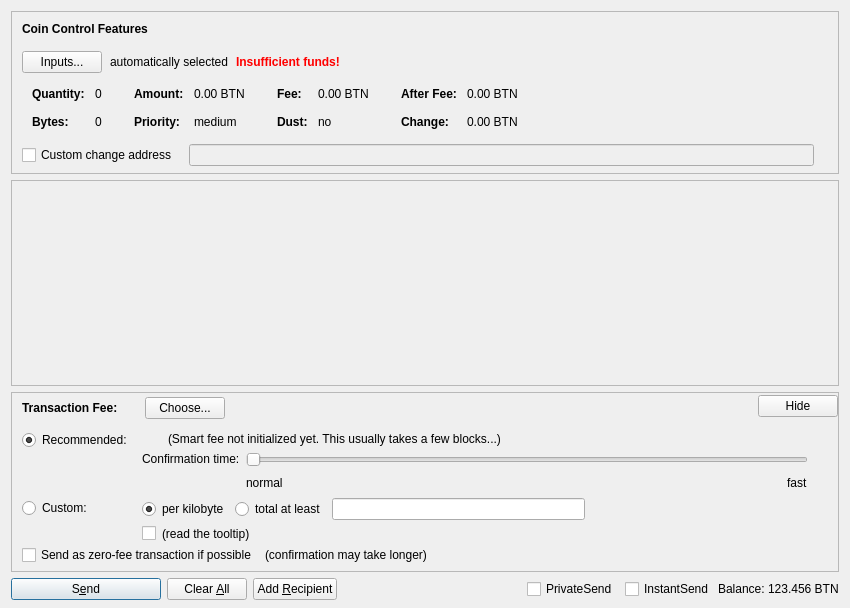
modcrypto/bitnexus, file src/qt/forms/sendcoinsdialog.ui: the form before one commit.
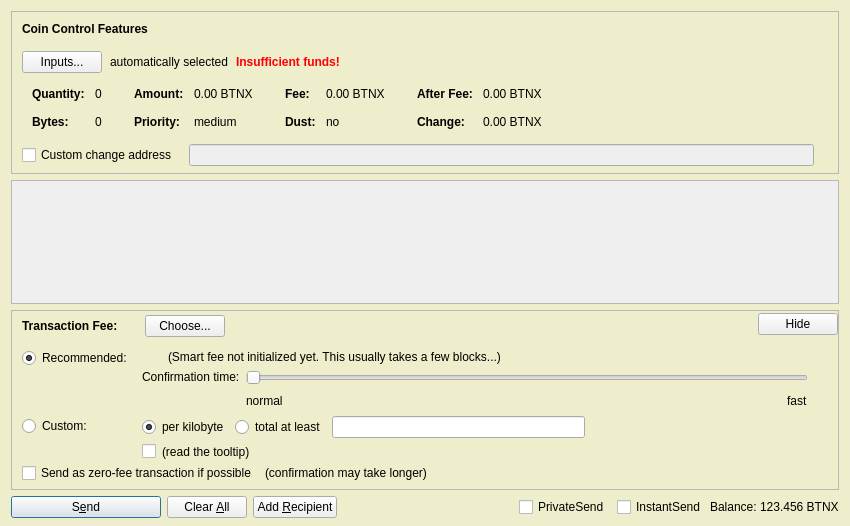
The form after the commit. Custom widgets are drawn as their Qt base class.

```diff
--- a/src/qt/forms/sendcoinsdialog.ui
+++ b/src/qt/forms/sendcoinsdialog.ui
@@ -7,14 +7,19 @@
     <x>0</x>
     <y>0</y>
     <width>850</width>
-    <height>608</height>
+    <height>526</height>
    </rect>
   </property>
   <property name="windowTitle">
    <string>Send Coins</string>
   </property>
+  <property name="autoFillBackground">
+   <bool>false</bool>
+  </property>
   <property name="styleSheet">
-   <string notr="true"/>
+   <string notr="true">QDialog#SendCoinsDialog {
+   background-color: #eeeecc;
+    }</string>
   </property>
   <layout class="QVBoxLayout" name="verticalLayout" stretch="0,1,0,0">
    <property name="bottomMargin">
@@ -327,7 +332,7 @@
                   <enum>Qt::ActionsContextMenu</enum>
                  </property>
                  <property name="text">
-                  <string notr="true">0.00 BTN</string>
+                  <string notr="true">0.00 BTNX</string>
                  </property>
                  <property name="textInteractionFlags">
                   <set>Qt::LinksAccessibleByMouse|Qt::TextSelectableByKeyboard|Qt::TextSelectableByMouse</set>
@@ -407,7 +412,7 @@
                   <enum>Qt::ActionsContextMenu</enum>
                  </property>
                  <property name="text">
-                  <string notr="true">0.00 BTN</string>
+                  <string notr="true">0.00 BTNX</string>
                  </property>
                  <property name="textInteractionFlags">
                   <set>Qt::LinksAccessibleByMouse|Qt::TextSelectableByKeyboard|Qt::TextSelectableByMouse</set>
@@ -487,7 +492,7 @@
                   <enum>Qt::ActionsContextMenu</enum>
                  </property>
                  <property name="text">
-                  <string notr="true">0.00 BTN</string>
+                  <string notr="true">0.00 BTNX</string>
                  </property>
                  <property name="textInteractionFlags">
                   <set>Qt::LinksAccessibleByMouse|Qt::TextSelectableByKeyboard|Qt::TextSelectableByMouse</set>
@@ -516,7 +521,7 @@
                   <enum>Qt::ActionsContextMenu</enum>
                  </property>
                  <property name="text">
-                  <string notr="true">0.00 BTN</string>
+                  <string notr="true">0.00 BTNX</string>
                  </property>
                  <property name="textInteractionFlags">
                   <set>Qt::LinksAccessibleByMouse|Qt::TextSelectableByKeyboard|Qt::TextSelectableByMouse</set>
@@ -619,8 +624,8 @@
        <rect>
         <x>0</x>
         <y>0</y>
-        <width>824</width>
-        <height>72</height>
+        <width>830</width>
+        <height>69</height>
        </rect>
       </property>
       <layout class="QVBoxLayout" name="verticalLayout_2" stretch="0,1">
@@ -1369,7 +1374,7 @@
           <cursorShape>IBeamCursor</cursorShape>
          </property>
          <property name="text">
-          <string notr="true">123.456 BTN</string>
+          <string notr="true">123.456 BTNX</string>
          </property>
          <property name="textInteractionFlags">
           <set>Qt::LinksAccessibleByMouse|Qt::TextSelectableByKeyboard|Qt::TextSelectableByMouse</set>
```
Left out of the diff: 6 changed lines with no effect on the pictures.
